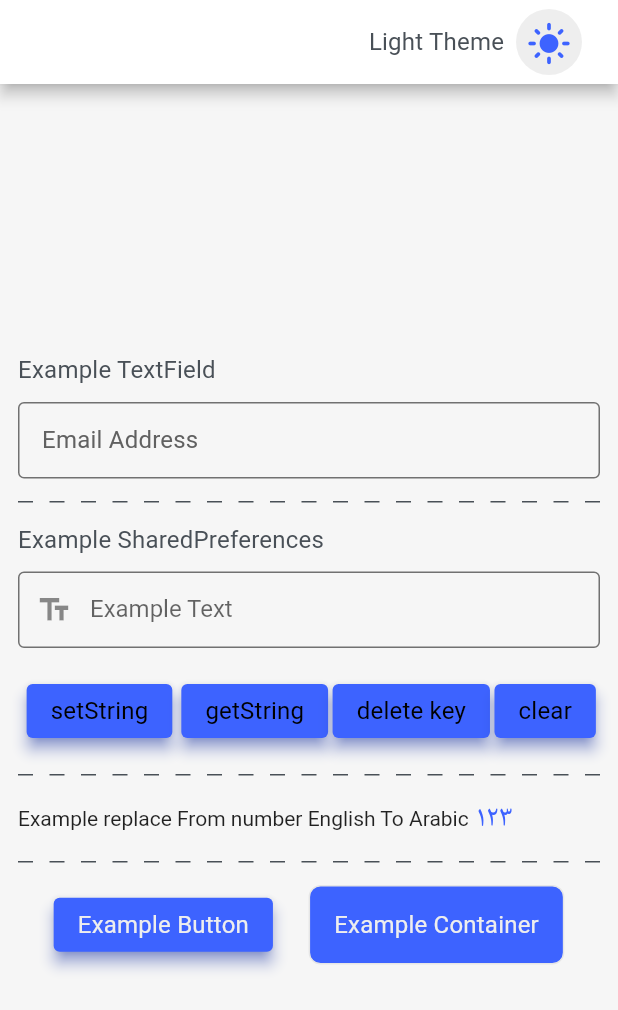
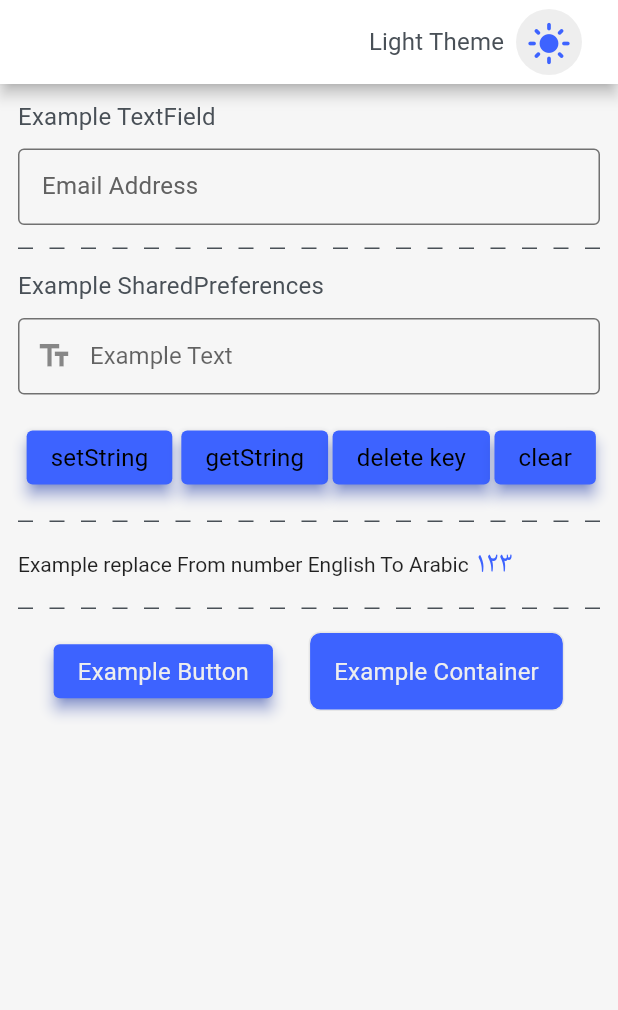
Before and after one commit to najeebaslan/flutter_utils_project, a Flutter app: the screen it shows after launch, on a phone screen of 412 x 824 dp. Shown: the top 1010 px of the screen. Run offline on Flutter 3.47's test engine with Material 2 defaults, Android fonts, the phone set to English and light mode, and no system bars; our stand-ins replace get, shared_preferences.

Commit message:
update and edite calss17

```diff
--- a/example/lib/main.dart
+++ b/example/lib/main.dart
@@ -79,7 +79,8 @@
       backgroundColor: themeData.appBarTheme.backgroundColor,
       ),
       body:
-       Column(
+       SingleChildScrollView(
+         child: Column(
              mainAxisAlignment: MainAxisAlignment.center,
 
              /*
@@ -264,7 +265,8 @@
 
              ],
 
-      ).paddingAll(12)
+             ).paddingAll(12),
+       )
       );
       }
       }
--- a/lib/src/themes/app_theme_notifier.dart
+++ b/lib/src/themes/app_theme_notifier.dart
@@ -15,7 +15,7 @@ class FuAppThemeNotifier extends ChangeNotifier {
   FuAppThemeNotifier() {
     init();
   }
-
+/// it's for initialize App Theme
   init() async {
     SharedPreferences sharedPreferences = await SharedPreferences.getInstance();
     int fxAppThemeMode = sharedPreferences.getInt("fx_app_theme_mode") ??
@@ -26,18 +26,19 @@ class FuAppThemeNotifier extends ChangeNotifier {
   }
 
   changeAppThemeMode(FuAppThemeType? themeType) async {
+    ///it's for change value  App Theme
+    FuAppTheme.defaultThemeType = themeType!;
 
-    FuAppTheme.defaultThemeType = themeType!;
     if (themeType.index == 1) {
-      FuCustomTheme.defaultThemeType =
-          FuCustomThemeType.values[FuAppThemeType.dark.index];
+      ///it's for change value  Custom Theme
+      FuCustomTheme.defaultThemeType =FuCustomThemeType.values[FuAppThemeType.dark.index];
       FuAppTheme.isDarkMode = true;
     } else if (themeType.index == 0) {
-      FuCustomTheme.defaultThemeType =
-          FuCustomThemeType.values[FuAppThemeType.light.index];
+      ///it's for change value  Custom Theme
+      FuCustomTheme.defaultThemeType =FuCustomThemeType.values[FuAppThemeType.light.index];
       FuAppTheme.isDarkMode = false;
     }
-
+      ///it's save value AppTheme in SharedPreferences
     SharedPreferences sharedPreferences = await SharedPreferences.getInstance();
     await sharedPreferences.setInt("fx_app_theme_mode", themeType.index);
     notifyListeners();
--- a/lib/src/utils/handelerrors/handel_errors.dart
+++ b/lib/src/utils/handelerrors/handel_errors.dart
@@ -7,10 +7,7 @@ import 'package:flutter/services.dart';
 import 'package:flutter_utils_project/flutter_utils_project.dart';
 
 class ApiErrorHandler {
-  static parseError(
-    ex,
-    BuildContext context,
-  ) {
+  static parseError( ex, BuildContext context, ) {
     if (ex is SocketException) {
       FuErrorResponse.snackBarError(
       error: 'The server is not connected Make sure you are connected to the Internet 😑',
@@ -56,9 +53,9 @@ class ApiErrorHandler {
     return;
   }
 }
+  //it's OPP snackBar
+class FuErrorResponse {
 
-class FuErrorResponse {
-  //this OPP snackBar
   static snackBarError({required String error, required BuildContext context, required Color color}) {
     return ScaffoldMessenger.of(context)
       ..removeCurrentSnackBar()
```
Also changed, not shown: lib/src/utils/spacing.dart (+4 -4 lines), lib/src/utils/validate/input_validation.dart (+8 -0 lines). Lines whose indentation alone changed are shown as unchanged.
